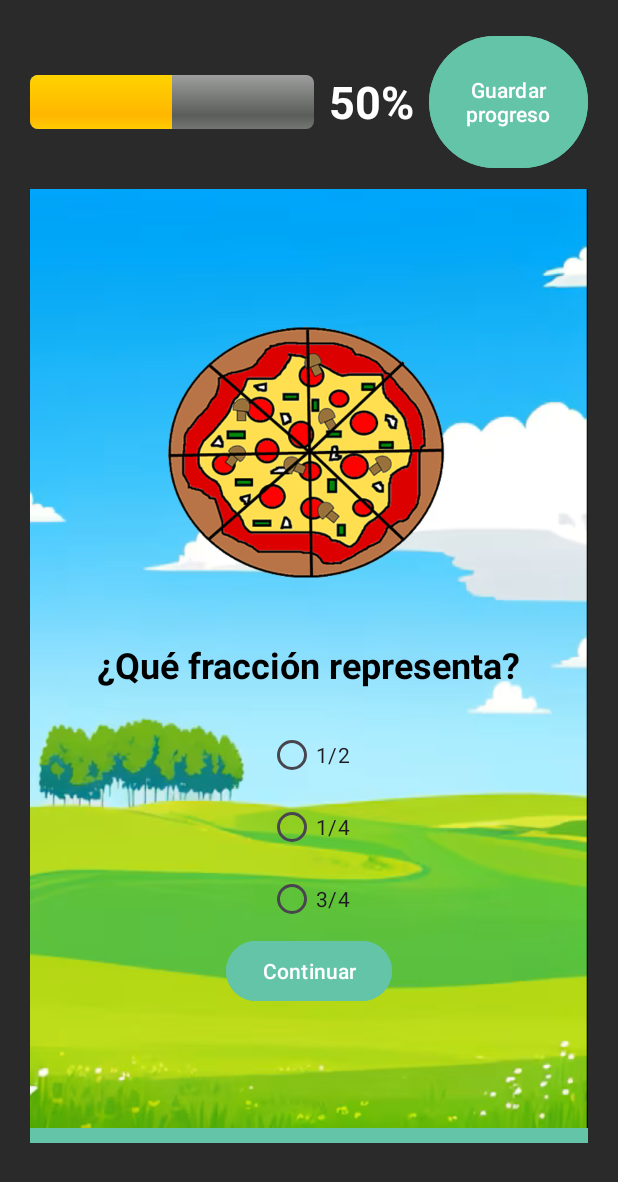
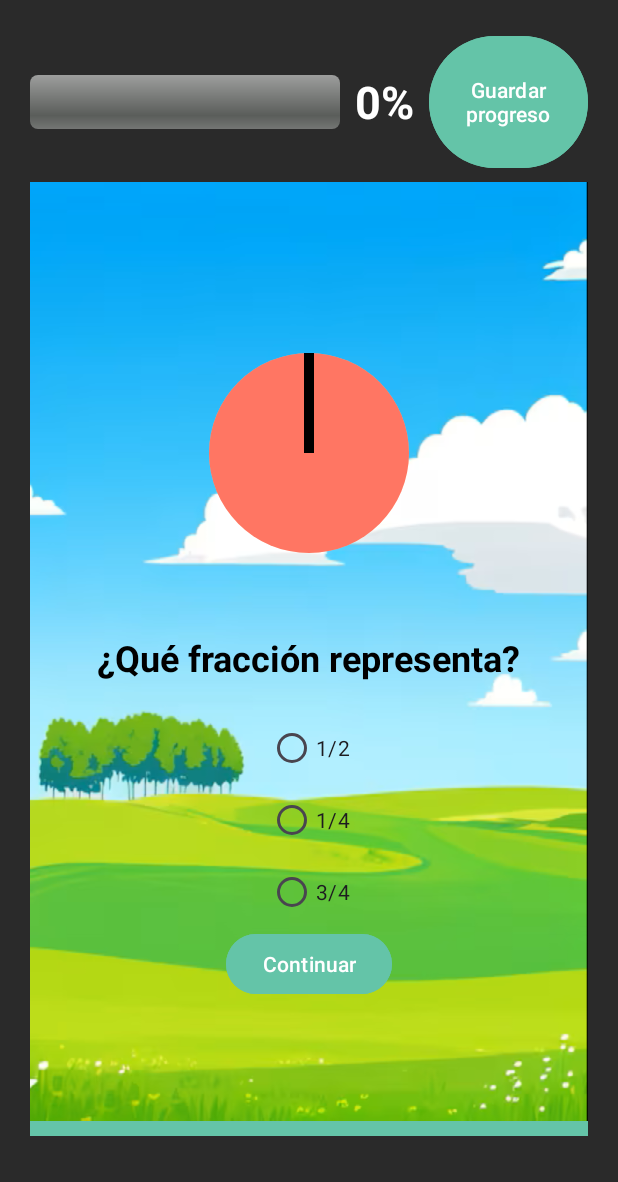
Before and after one commit to YuunoDev/Matheando, an Android app: the layout rompe_fracciones_activity.xml on its own in the app's theme, with its tools: preview values and no code run, on a phone screen of 412 x 824 dp. Shown: the top 1182 px of the screen. Run offline under Robolectric (Android 15) with nearby library versions, the light colour scheme and no system bars.

Commit message:
Fracciónes de Pizza y revición de fracciones

```diff
--- /dev/null
+++ b/app/src/main/java/com/aaa/matheando/FractionPizzaView.java
@@ -0,0 +1,79 @@
+package com.aaa.matheando;
+
+import android.content.Context;
+import android.graphics.Canvas;
+import android.graphics.Color;
+import android.graphics.Paint;
+import android.util.AttributeSet;
+import android.view.View;
+
+public class FractionPizzaView extends View {
+    private Paint pizzaPaint;
+    private Paint slicePaint;
+    private int numerator = 1; // Numerador de la fracción
+    private int denominator = 1; // Denominador de la fracción
+    private float centerX, centerY, radius;
+
+    public FractionPizzaView(Context context, AttributeSet attrs) {
+        super(context, attrs);
+        init();
+    }
+
+    private void init() {
+        pizzaPaint = new Paint();
+        pizzaPaint.setColor(Color.rgb(255, 223, 186)); // Color de la pizza
+        pizzaPaint.setStyle(Paint.Style.FILL);
+
+        slicePaint = new Paint();
+        slicePaint.setColor(Color.RED); // Color de la porción seleccionada
+        slicePaint.setStyle(Paint.Style.FILL);
+    }
+
+    @Override
+    protected void onSizeChanged(int w, int h, int oldw, int oldh) {
+        super.onSizeChanged(w, h, oldw, oldh);
+        centerX = w / 2f;
+        centerY = h / 2f;
+        radius = Math.min(w, h) / 2f - 50; // Radio con margen
+    }
+
+    @Override
+    protected void onDraw(Canvas canvas) {
+        super.onDraw(canvas);
+
+        // Dibuja la pizza completa
+        canvas.drawCircle(centerX, centerY, radius, pizzaPaint);
+
+
+        // Calcula el ángulo de cada porción
+        float sweepAngle = 360f / denominator;
+
+        // Dibuja la porción seleccionada
+        for (int i = 0; i < numerator; i++) {
+            float startAngle = i * sweepAngle - 90; // Comienza desde la parte superior
+            slicePaint.setColor(Color.argb(120, 255, 0, 0));
+            canvas.drawArc(centerX - radius, centerY - radius,
+                    centerX + radius, centerY + radius,
+                    startAngle, sweepAngle, true, slicePaint);
+        }
+
+        // Dibuja las líneas de la pizza
+        for (int i = 0; i < denominator; i++) {
+            float startAngle = i * 360f / denominator - 90; // Comienza desde la parte superior
+            slicePaint.setColor(Color.BLACK);
+            slicePaint.setStrokeWidth(10);
+            canvas.drawLine(
+                    centerX, centerY,
+                    (float) (centerX + radius * Math.cos(Math.toRadians(startAngle))),
+                    (float) (centerY + radius * Math.sin(Math.toRadians(startAngle))),
+                    slicePaint);
+        }
+    }
+
+    // Método para establecer la fracción
+    public void setFraction(int num, int denom) {
+        this.numerator = num;
+        this.denominator = denom;
+        invalidate(); // Redibuja la vista
+    }
+}
--- a/app/src/main/res/layout/rompe_fracciones_activity.xml
+++ b/app/src/main/res/layout/rompe_fracciones_activity.xml
@@ -8,42 +8,10 @@
     android:id="@+id/rompe_fracc_activity"
     android:background="@color/gray">
 
-    <LinearLayout
-        android:id="@+id/upper"
-        android:layout_width="match_parent"
+    <com.aaa.matheando.progress
+        android:layout_width="wrap_content"
         android:layout_height="wrap_content"
-        android:orientation="horizontal"
-        android:gravity="center"
-        android:paddingBottom="10dp">
-
-        <ProgressBar
-            android:id="@+id/progressBar"
-            style="@android:style/Widget.ProgressBar.Horizontal"
-            android:layout_width="493dp"
-            android:layout_height="36dp"
-            android:layout_marginEnd="10dp"
-            android:layout_weight="1"
-            android:max="100"
-            android:progress="50" />
-
-        <TextView
-            android:id="@+id/TextProgreso"
-            android:layout_width="wrap_content"
-            android:layout_height="wrap_content"
-            android:layout_marginEnd="10dp"
-            android:text="50%"
-            android:textColor="@android:color/white"
-            android:textSize="30dp"
-            android:textStyle="bold" />
-
-        <Button
-            android:id="@+id/btnGuardarProgreso"
-            android:layout_width="106dp"
-            android:layout_height="96dp"
-            android:backgroundTint="@color/greenlime"
-            android:text="Guardar progreso"
-            android:textSize="14dp" />
-    </LinearLayout>
+        android:id="@+id/progressBarr"/>
 
     <!-- Apartado de actividad -->
     <LinearLayout
@@ -54,12 +22,10 @@
         android:orientation="vertical"
         android:padding="20dp">
 
-        <ImageView
-            android:id="@+id/imgFraccionFigura"
-            android:layout_width="200dp"
-            android:layout_height="200dp"
-            android:src="@drawable/pizza"
-            android:contentDescription="Figura de fracción"
+        <com.aaa.matheando.FractionPizzaView
+            android:layout_width="200sp"
+            android:layout_height="200sp"
+            android:id="@+id/pizzaView"
             android:layout_marginBottom="20dp"/>
 
         <TextView
```
Also changed, not shown: app/src/main/java/com/aaa/matheando/MainActivity.java (+69 -2 lines).
